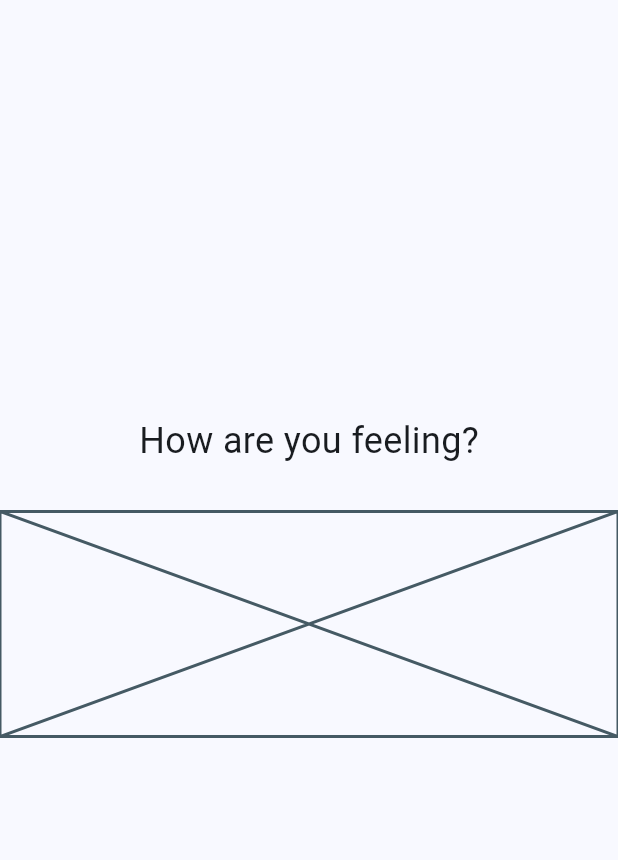
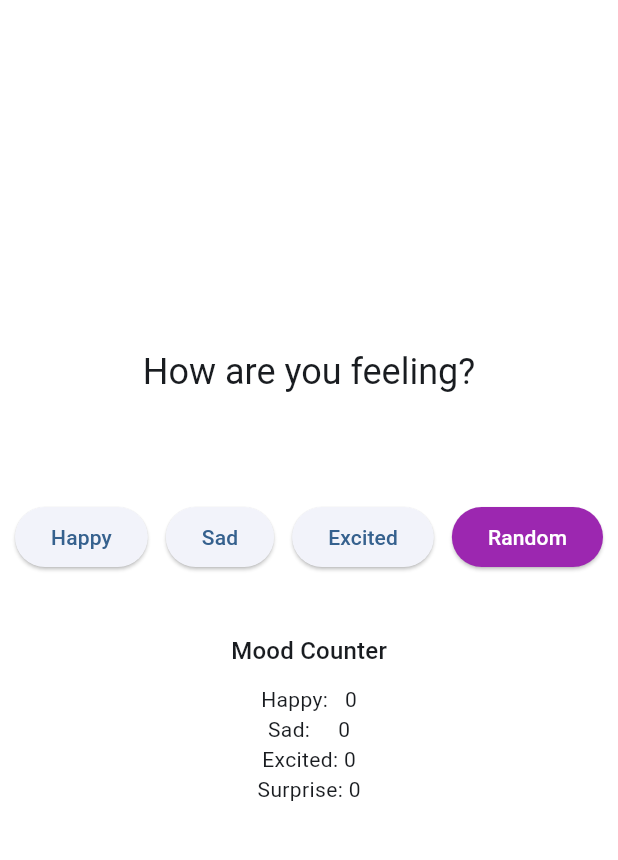
Before and after one commit to DuaSpoolios/inclass07, a Flutter app: the screen it shows after launch, on a phone screen of 412 x 824 dp, the part 84-944 px from its top. Run offline on Flutter 3.47's test engine with Material 3 defaults, Android fonts, the phone set to English and light mode, and no system bars.

Commit message:
Final changes

```diff
--- a/lib/main.dart
+++ b/lib/main.dart
@@ -1,6 +1,71 @@
+import 'dart:math';
 import 'package:flutter/material.dart';
+import 'package:provider/provider.dart';
 
-void main() => runApp(const MyApp());
+void main() {
+  runApp(
+    ChangeNotifierProvider(
+      create: (context)=> MoodModel(),
+      child: const MyApp(),
+    ),
+  );
+}
+
+class MoodModel with ChangeNotifier {
+  String? _currentMoodAsset;
+  Color _backgroundColor= Colors.white;
+  final Map<String, int> _moodCounts = {
+    'Happy': 0,
+    'Sad': 0,
+    'Excited': 0,
+    'Surprise': 0,
+  };
+
+  String? get currentMoodAsset => _currentMoodAsset;
+  Color get backgroundColor => _backgroundColor;
+  Map<String, int> get moodCounts => _moodCounts;
+
+  void setHappy() {
+    _currentMoodAsset= 'assets/happy.jpg';
+    _backgroundColor= Colors.yellow.shade200;
+    _moodCounts['Happy'] = _moodCounts['Happy']! + 1;
+    notifyListeners();
+  }
+
+  void setSad() {
+    _currentMoodAsset = 'assets/sad.jpg';
+    _backgroundColor = Colors.blue.shade200;
+    _moodCounts['Sad'] = _moodCounts['Sad']! + 1;
+    notifyListeners();
+  }
+
+  void setExcited() {
+    _currentMoodAsset = 'assets/excited.jpg';
+    _backgroundColor = Colors.orange.shade200;
+    _moodCounts['Excited']=_moodCounts['Excited']! + 1;
+    notifyListeners();
+  }
+  void setRandomMood() {
+    final random = Random().nextInt(4);
+    switch (random) {
+      case 0:
+        setHappy();
+        break;
+      case 1:
+        setSad();
+        break;
+      case 2:
+        setExcited();
+        break;
+      case 3:
+        _currentMoodAsset = 'assets/surprised.jpg';
+        _backgroundColor= Colors.purple.shade200;
+        _moodCounts['Surprise']= _moodCounts['Surprise']! + 1;
+        notifyListeners();
+        break;
+    }
+  }
+}
 
 class MyApp extends StatelessWidget {
   const MyApp({super.key});
@@ -23,18 +88,108 @@ class HomePage extends StatelessWidget {
 
   @override
   Widget build(BuildContext context) {
+    final textTheme = Theme.of(context).textTheme;
+    final bgColor = context.watch<MoodModel>().backgroundColor;
+
     return Scaffold(
+      backgroundColor: bgColor,
       appBar: AppBar(title: const Text('Mood Toggle Challenge')),
-      body: const Center(
+      body: Center(
         child: Column(
           mainAxisAlignment: MainAxisAlignment.center,
           children: [
-            Text('How are you feeling?', style: TextStyle(fontSize: 24)),
-            SizedBox(height: 30),
-            Placeholder(fallbackHeight: 150, fallbackWidth: 150),
+            Text('How are you feeling?', style: textTheme.headlineSmall),
+            const SizedBox(height: 30),
+            const MoodDisplay(),
+            const SizedBox(height: 40),
+            const MoodButtons(),
+            const SizedBox(height: 40),
+            const MoodCounter(),
           ],
         ),
       ),
     );
   }
 }
+
+class MoodDisplay extends StatelessWidget {
+  const MoodDisplay({super.key});
+
+  @override
+  Widget build(BuildContext context) {
+    final asset= context.watch<MoodModel>().currentMoodAsset;
+
+    if (asset== null) {
+      return const SizedBox.shrink();
+    }
+
+    return Semantics(
+      label: 'Current mood image',
+      child: ClipRRect(
+        borderRadius: BorderRadius.circular(16),
+        child: Image.asset(
+          asset,
+          width: 160,
+          height: 160,
+          fit: BoxFit.cover,
+          errorBuilder: (_, __, ___) => Container(
+            width: 160,
+            height: 160,
+            alignment: Alignment.center,
+            decoration: BoxDecoration(
+              color: Colors.black12,
+              borderRadius: BorderRadius.circular(16),
+            ),
+            child: const Text('Image not found'),
+          ),
+        ),
+      ),
+    );
+  }
+}
+class MoodButtons extends StatelessWidget {
+  const MoodButtons({super.key});
+
+  @override
+  Widget build(BuildContext context) {
+    final model = context.read<MoodModel>();
+    return Wrap(
+      spacing: 12,
+      runSpacing: 12,
+      alignment: WrapAlignment.center,
+      children: [
+        ElevatedButton(onPressed: model.setHappy, child: const Text('Happy')),
+        ElevatedButton(onPressed: model.setSad, child: const Text('Sad')),
+        ElevatedButton(onPressed: model.setExcited, child: const Text('Excited')),
+        ElevatedButton(
+          style: ElevatedButton.styleFrom(
+            backgroundColor: Colors.purple,
+            foregroundColor: Colors.white,
+          ),
+          onPressed: model.setRandomMood,
+          child: const Text('Random'),
+        ),
+      ],
+    );
+  }
+}
+class MoodCounter extends StatelessWidget {
+  const MoodCounter({super.key});
+
+  @override
+  Widget build(BuildContext context) {
+    final counts = context.watch<MoodModel>().moodCounts;
+    final textTheme = Theme.of(context).textTheme;
+
+    return Column(
+      children: [
+        Text('Mood Counter', style: textTheme.titleMedium),
+        const SizedBox(height: 10),
+        Text('Happy:   ${counts['Happy']}'),
+        Text('Sad:     ${counts['Sad']}'),
+        Text('Excited: ${counts['Excited']}'),
+        Text('Surprise: ${counts['Surprise']}'),
+      ],
+    );
+  }
+}
```
Also changed, not shown: pubspec.yaml (+4 -3 lines), assets/surprised.jpg (added).
